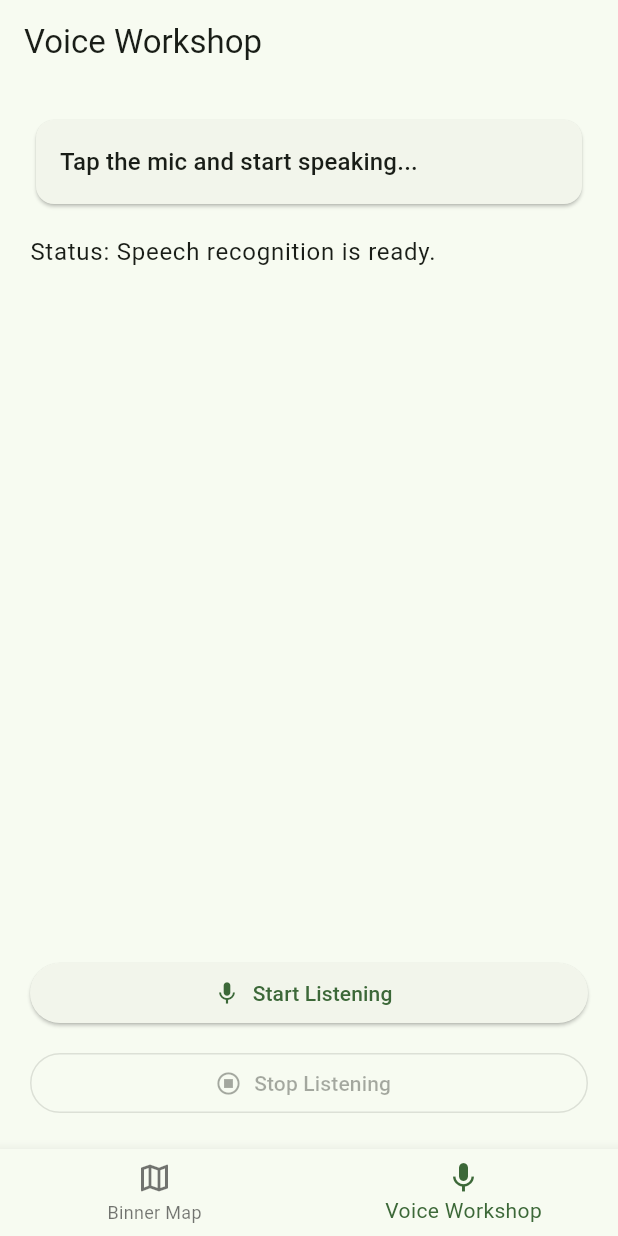
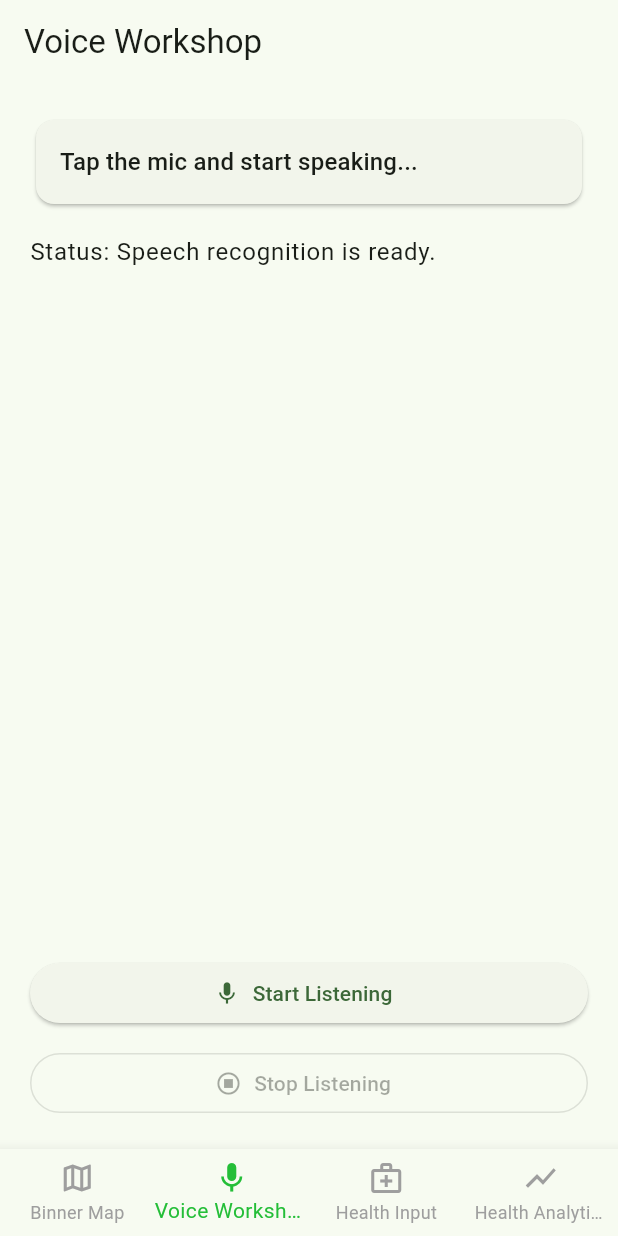
Before and after one commit to Natchanan001/flutter-new-feature, a Flutter app: the screen it shows after launch, item 2 of the bottom bar chosen, on a phone screen of 412 x 824 dp. Run offline on Flutter 3.47's test engine with Material 3 defaults, Android fonts, the phone set to English and light mode, and no system bars; our stand-ins replace fl_chart, google_maps_flutter, speech_to_text.

Commit message:
Update BMI chart feature (Group 5)

```diff
--- a/lib/main.dart
+++ b/lib/main.dart
@@ -1,6 +1,10 @@
 import 'package:flutter/material.dart';
-import 'map_screen.dart'; // แยกหน้าแมพออกไป
-import 'voice_screen.dart'; // หน้าฟีเจอร์ใหม่
+import 'map_screen.dart';
+import 'voice_screen.dart';
+import 'screens/health_input_screen.dart';
+import 'screens/health_analytics_screen.dart';
+
+List<double> bmiHistory = [22.0, 23.5, 21.8];
 
 void main() => runApp(const MyApp());
 
@@ -34,6 +38,8 @@ class _RootPageState extends State<RootPage> {
   final List<Widget> _pages = [
     const MapScreen(),   // หน้ากลุ่ม 1: Binner
     const VoiceScreen(), // หน้ากลุ่ม 2: Voice Workshop
+    const HealthInputScreen(),    // กลุ่ม Happy Superman (บันทึกข้อมูล)
+    const HealthAnalyticsScreen(),
   ];
 
   @override
@@ -47,6 +53,10 @@ class _RootPageState extends State<RootPage> {
             _currentIndex = index;
           });
         },
+        type: BottomNavigationBarType.fixed,
+        selectedItemColor: const Color.fromARGB(255, 36, 190, 56),
+        unselectedItemColor: Colors.grey,
+
         items: const [
           BottomNavigationBarItem(
             icon: Icon(Icons.map_outlined),
@@ -58,6 +68,16 @@ class _RootPageState extends State<RootPage> {
             activeIcon: Icon(Icons.mic),
             label: 'Voice Workshop',
           ),
+          BottomNavigationBarItem(
+            icon: Icon(Icons.medical_services_outlined),
+            activeIcon: Icon(Icons.medical_services),
+            label: 'Health Input',
+          ),
+          BottomNavigationBarItem(
+            icon: Icon(Icons.show_chart_outlined),
+            activeIcon: Icon(Icons.show_chart),
+            label: 'Health Analytics',
+          ),
         ],
       ),
     );
--- a/pubspec.yaml
+++ b/pubspec.yaml
@@ -36,6 +36,7 @@ dependencies:
   cupertino_icons: ^1.0.8
   google_maps_flutter: 2.6.1
   speech_to_text: ^7.0.0
+  fl_chart: ^1.1.1
 
 dev_dependencies:
   flutter_test:
```
Also changed, not shown: lib/screens/health_analytics_screen.dart (added, +41 -0 lines), lib/screens/health_input_screen.dart (added, +47 -0 lines), pubspec.lock.
